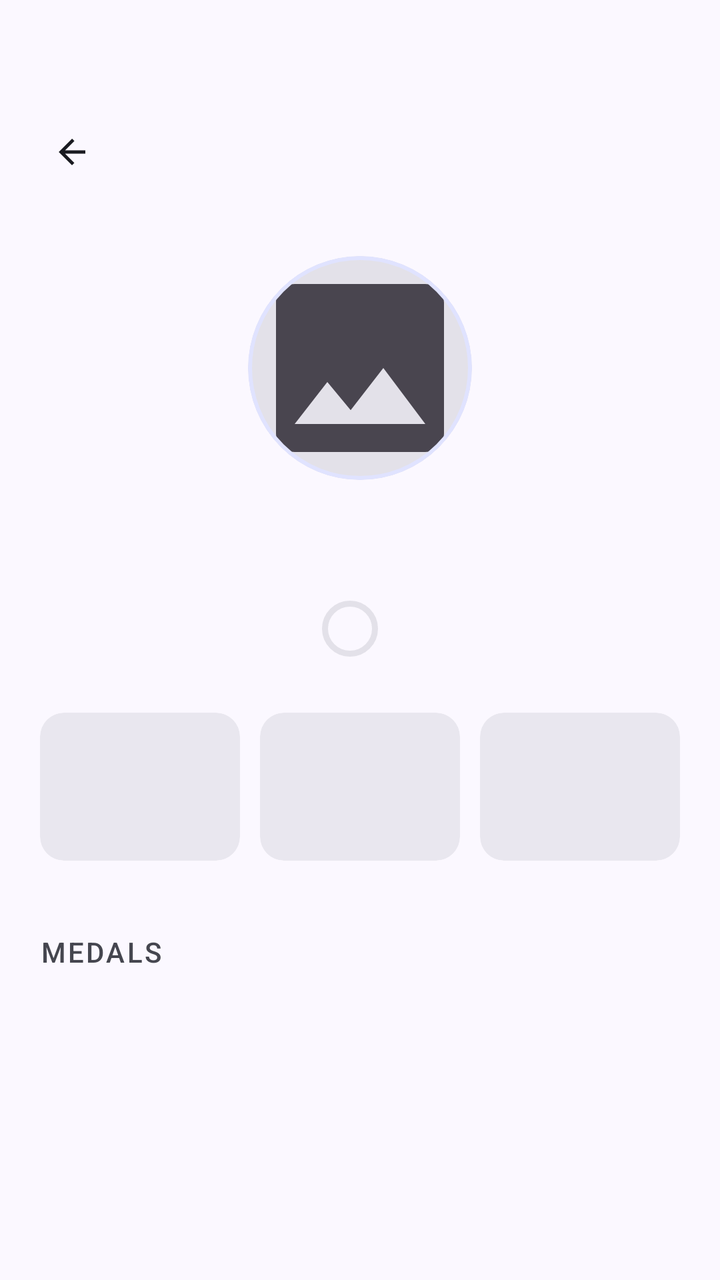
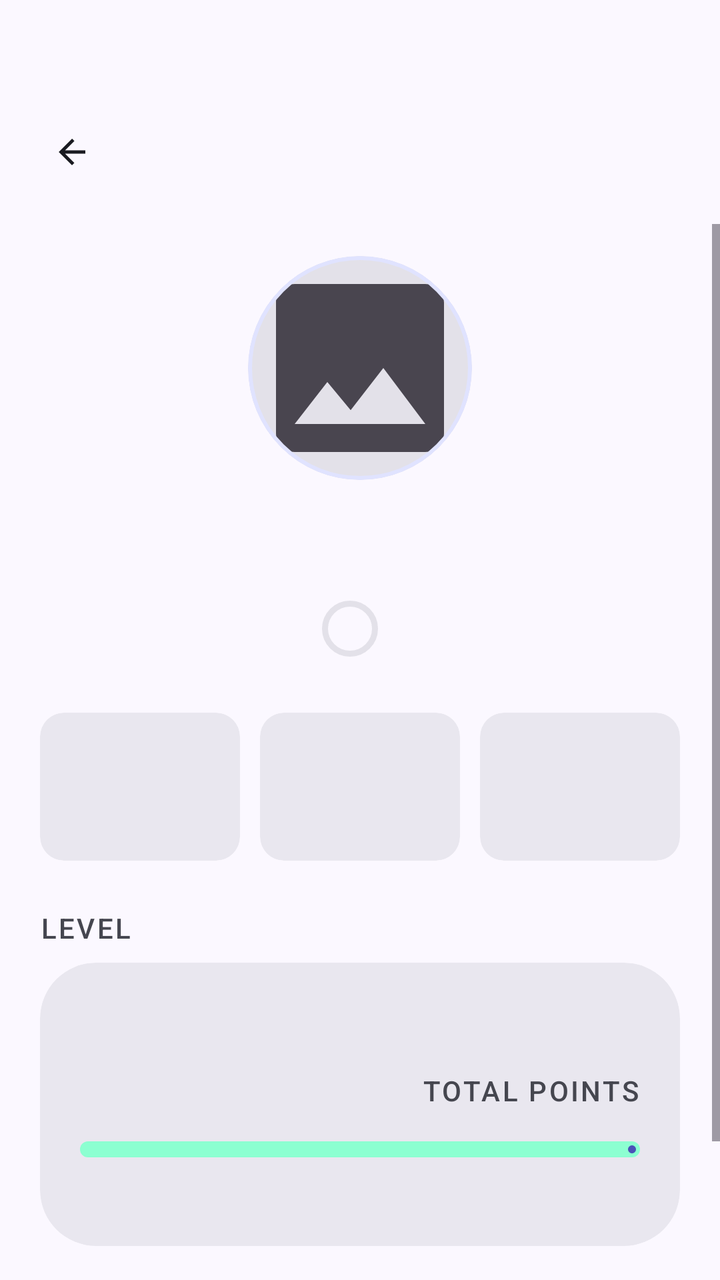

Compare the two renders of this Android layout. The source of the first and the diff that turns it into the second are given below.
<!-- AndroidManifest.xml: application theme Theme.MobileSE -->
<!-- res/layout/screen_member_profile.xml -->
<?xml version="1.0" encoding="utf-8"?>
<androidx.constraintlayout.widget.ConstraintLayout xmlns:android="http://schemas.android.com/apk/res/android"
    xmlns:app="http://schemas.android.com/apk/res-auto"
    android:layout_width="match_parent"
    android:layout_height="match_parent"
    android:background="?attr/colorSurface">

    <include
        android:id="@+id/topBar"
        layout="@layout/part_top_bar"
        app:layout_constraintTop_toTopOf="parent" />

    <ScrollView
        android:layout_width="match_parent"
        android:layout_height="0dp"
        android:fillViewport="true"
        android:clipToPadding="false"
        app:layout_constraintTop_toBottomOf="@id/topBar"
        app:layout_constraintBottom_toBottomOf="parent">

        <androidx.constraintlayout.widget.ConstraintLayout
            android:layout_width="match_parent"
            android:layout_height="wrap_content">

            <LinearLayout
                style="@style/ContentColumn"
                android:paddingBottom="32dp">

                <com.google.android.material.card.MaterialCardView
                    android:layout_width="@dimen/profile_photo_size"
                    android:layout_height="@dimen/profile_photo_size"
                    android:layout_gravity="center_horizontal"
                    android:layout_marginTop="16dp"
                    app:cardCornerRadius="@dimen/profile_photo_radius"
                    app:cardElevation="0dp"
                    app:strokeWidth="2dp"
                    app:strokeColor="?attr/colorPrimaryContainer"
                    app:cardBackgroundColor="?attr/colorSurfaceContainerHighest">

                    <ImageView
                        android:id="@+id/ivMemberPhoto"
                        android:layout_width="match_parent"
                        android:layout_height="match_parent"
                        android:scaleType="centerCrop"
                        android:contentDescription="@string/profile_desc"
                        android:src="@drawable/ic_image" />
                </com.google.android.material.card.MaterialCardView>

                <TextView
                    android:id="@+id/tvMemberName"
                    android:layout_width="match_parent"
                    android:layout_height="wrap_content"
                    android:layout_marginTop="14dp"
                    android:gravity="center"
                    android:maxLines="1"
                    android:ellipsize="end"
                    android:textAppearance="?attr/textAppearanceHeadlineSmall"
                    android:textColor="?attr/colorOnSurface" />

                
                <LinearLayout
                    android:id="@+id/llMemberSteps"
                    android:layout_width="wrap_content"
                    android:layout_height="wrap_content"
                    android:layout_gravity="center_horizontal"
                    android:layout_marginTop="10dp"
                    android:orientation="horizontal"
                    android:gravity="center_vertical">

                    <FrameLayout
                        android:layout_width="wrap_content"
                        android:layout_height="wrap_content">

                        <com.google.android.material.progressindicator.CircularProgressIndicator
                            android:id="@+id/piStepsGoal"
                            android:layout_width="wrap_content"
                            android:layout_height="wrap_content"
                            android:layout_gravity="center"
                            android:indeterminate="false"
                            android:progress="0"
                            app:indicatorColor="?attr/colorSecondary"
                            app:indicatorSize="@dimen/leaderboard_ring_size"
                            app:trackColor="?attr/colorSurfaceContainerHighest"
                            app:trackCornerRadius="2dp"
                            app:trackThickness="3dp" />

                        <ImageView
                            android:id="@+id/ivStepsGoalReached"
                            android:layout_width="13dp"
                            android:layout_height="13dp"
                            android:layout_gravity="center"
                            android:contentDescription="@null"
                            android:src="@drawable/ic_check"
                            android:visibility="gone"
                            app:tint="?attr/colorSecondary" />
                    </FrameLayout>

                    <TextView
                        android:id="@+id/tvMemberSteps"
                        android:layout_width="wrap_content"
                        android:layout_height="wrap_content"
                        android:layout_marginStart="10dp"
                        android:textAppearance="?attr/textAppearanceBodyMedium"
                        android:textColor="?attr/colorOnSurfaceVariant" />
                </LinearLayout>

                
                <LinearLayout
                    android:id="@+id/llMemberStats"
                    android:layout_width="match_parent"
                    android:layout_height="wrap_content"
                    android:layout_marginTop="24dp"
                    android:baselineAligned="false"
                    android:orientation="horizontal">

                    <include
                        android:id="@+id/statPoints"
                        layout="@layout/part_member_stat"
                        android:layout_width="0dp"
                        android:layout_height="wrap_content"
                        android:layout_weight="1" />

                    <include
                        android:id="@+id/statWorkouts"
                        layout="@layout/part_member_stat"
                        android:layout_width="0dp"
                        android:layout_height="wrap_content"
                        android:layout_weight="1"
                        android:layout_marginStart="10dp" />

                    <include
                        android:id="@+id/statMedals"
                        layout="@layout/part_member_stat"
                        android:layout_width="0dp"
                        android:layout_height="wrap_content"
                        android:layout_weight="1"
                        android:layout_marginStart="10dp" />
                </LinearLayout>


                
                <com.google.android.material.button.MaterialButton
                    android:id="@+id/btnFollow"
                    style="@style/Widget.CrewFit.Button.Outlined"
                    android:layout_width="match_parent"
                    android:layout_height="wrap_content"
                    android:layout_marginTop="18dp"
                    android:visibility="gone" />

                
                <TextView
                    android:id="@+id/tvMemberCrewsLabel"
                    style="@style/TextAppearance.CrewFit.SectionLabel"
                    android:layout_width="wrap_content"
                    android:layout_height="wrap_content"
                    android:layout_marginTop="28dp"
                    android:text="@string/member_crews_label"
                    android:visibility="gone" />

                <LinearLayout
                    android:id="@+id/llMemberCrews"
                    android:layout_width="match_parent"
                    android:layout_height="wrap_content"
                    android:layout_marginTop="8dp"
                    android:orientation="vertical" />

                <TextView
                    android:id="@+id/tvMemberMedalsLabel"
                    style="@style/TextAppearance.CrewFit.SectionLabel"
                    android:layout_width="wrap_content"
                    android:layout_height="wrap_content"
                    android:layout_marginTop="28dp"
                    android:text="@string/medals_label" />

                <GridLayout
                    android:id="@+id/glMedals"
                    android:layout_width="match_parent"
                    android:layout_height="wrap_content"
                    android:layout_marginTop="10dp"
                    android:columnCount="@integer/medal_columns" />

            </LinearLayout>
        </androidx.constraintlayout.widget.ConstraintLayout>
    </ScrollView>

</androidx.constraintlayout.widget.ConstraintLayout>
<!-- res/layout/part_top_bar.xml (included above) -->
<?xml version="1.0" encoding="utf-8"?>
<androidx.constraintlayout.widget.ConstraintLayout xmlns:android="http://schemas.android.com/apk/res/android"
    xmlns:app="http://schemas.android.com/apk/res-auto"
    android:layout_width="match_parent"
    android:layout_height="wrap_content"
    android:paddingTop="@dimen/top_bar_padding_top"
    android:paddingBottom="12dp">

    <com.google.android.material.button.MaterialButton
        android:id="@+id/btnTopBarBack"
        style="@style/Widget.Material3.Button.IconButton"
        android:layout_width="48dp"
        android:layout_height="48dp"
        android:layout_marginStart="12dp"
        android:contentDescription="@string/back_desc"
        app:icon="@drawable/ic_arrow_back"
        app:iconTint="?attr/colorOnSurface"
        app:layout_constraintStart_toStartOf="parent"
        app:layout_constraintTop_toTopOf="parent" />

    
    <com.google.android.material.button.MaterialButton
        android:id="@+id/btnTopBarAction"
        style="@style/Widget.Material3.Button.IconButton"
        android:layout_width="48dp"
        android:layout_height="48dp"
        android:layout_marginEnd="12dp"
        android:visibility="gone"
        app:iconTint="?attr/colorOnSurface"
        app:layout_constraintTop_toTopOf="@id/btnTopBarBack"
        app:layout_constraintBottom_toBottomOf="@id/btnTopBarBack"
        app:layout_constraintEnd_toEndOf="parent" />

    <TextView
        android:id="@+id/tvTopBarTitle"
        android:layout_width="0dp"
        android:layout_height="wrap_content"
        android:layout_marginStart="8dp"
        android:layout_marginEnd="8dp"
        android:maxLines="1"
        android:ellipsize="end"
        android:textAppearance="?attr/textAppearanceHeadlineSmall"
        android:textColor="?attr/colorOnSurface"
        app:layout_constraintBottom_toBottomOf="@id/btnTopBarBack"
        app:layout_constraintEnd_toStartOf="@id/btnTopBarAction"
        app:layout_constraintStart_toEndOf="@id/btnTopBarBack"
        app:layout_constraintTop_toTopOf="@id/btnTopBarBack" />
</androidx.constraintlayout.widget.ConstraintLayout>
<!-- res/layout/part_member_stat.xml (included above) -->
<?xml version="1.0" encoding="utf-8"?>
<com.google.android.material.card.MaterialCardView xmlns:android="http://schemas.android.com/apk/res/android"
    xmlns:app="http://schemas.android.com/apk/res-auto"
    style="@style/Widget.CrewFit.Card"
    android:layout_width="match_parent"
    android:layout_height="wrap_content"
    app:cardBackgroundColor="?attr/colorSurfaceContainerHigh"
    app:shapeAppearance="@style/ShapeAppearance.CrewFit.Small">

    <LinearLayout
        android:layout_width="match_parent"
        android:layout_height="wrap_content"
        android:orientation="vertical"
        android:gravity="center"
        android:paddingTop="14dp"
        android:paddingBottom="14dp">

        <TextView
            android:id="@+id/tvStatValue"
            android:layout_width="wrap_content"
            android:layout_height="wrap_content"
            android:maxLines="1"
            android:textAppearance="?attr/textAppearanceTitleLarge"
            android:textColor="?attr/colorSecondary" />

        <TextView
            android:id="@+id/tvStatLabel"
            android:layout_width="wrap_content"
            android:layout_height="wrap_content"
            android:layout_marginTop="2dp"
            android:maxLines="1"
            android:textAppearance="?attr/textAppearanceLabelSmall"
            android:textColor="?attr/colorOnSurfaceVariant" />

    </LinearLayout>
</com.google.android.material.card.MaterialCardView>
<!-- resources referenced by this layout -->
<resources>
  <dimen name="leaderboard_ring_size">28dp</dimen>
  <dimen name="profile_photo_radius">56dp</dimen>
  <dimen name="profile_photo_size">112dp</dimen>
  <dimen name="top_bar_padding_top">52dp</dimen>
  <integer name="medal_columns">4</integer>
  <string name="back_desc">Back</string>
  <string name="medals_label">MEDALS</string>
  <string name="member_crews_label">CREWS</string>
  <string name="profile_desc">Profile</string>
  <style name="ShapeAppearance.CrewFit.Small" parent="ShapeAppearance.Material3.Corner.Small">
          <item name="cornerSize">12dp</item>
      </style>
  <style name="Widget.CrewFit.Button.Outlined" parent="Widget.Material3.Button.OutlinedButton">
          <item name="android:minHeight">56dp</item>
          <item name="cornerRadius">16dp</item>
      </style>
  <style name="Theme.MobileSE" parent="Base.Theme.MobileSE" />
  <dimen name="screen_padding_horizontal">20dp</dimen>
  <dimen name="content_max_width">2000dp</dimen>
  <color name="md_on_surface_variant">#45464F</color>
  <color name="md_surface_container">#EFEDF4</color>
  <style name="ShapeAppearance.CrewFit.Medium" parent="ShapeAppearance.Material3.Corner.Medium">
          <item name="cornerSize">20dp</item>
      </style>
  <color name="md_primary">#4A51B8</color>
  <color name="md_on_primary">#FFFFFF</color>
  <color name="md_primary_container">#E0E3FF</color>
  <color name="md_on_primary_container">#050B63</color>
  <color name="md_secondary">#00795A</color>
  <color name="md_on_secondary">#FFFFFF</color>
  <color name="md_secondary_container">#8CFFD1</color>
  <color name="md_on_secondary_container">#002018</color>
  <color name="md_tertiary">#8C5000</color>
  <color name="md_on_tertiary">#FFFFFF</color>
  <color name="md_tertiary_container">#FFDCC2</color>
  <color name="md_on_tertiary_container">#2E1500</color>
  <color name="md_error">#BA1A1A</color>
  <color name="md_on_error">#FFFFFF</color>
  <color name="md_error_container">#FFDAD6</color>
  <color name="md_on_error_container">#410002</color>
  <color name="md_surface">#FBF8FF</color>
  <color name="md_on_surface">#1A1B21</color>
  <color name="md_surface_variant">#E2E1EC</color>
  <color name="md_surface_container_lowest">#FFFFFF</color>
  <color name="md_surface_container_low">#F5F2FA</color>
  <color name="md_surface_container_high">#E9E7EF</color>
  <color name="md_surface_container_highest">#E3E1E9</color>
  <color name="md_outline">#767680</color>
  <color name="md_outline_variant">#C7C5D0</color>
  <color name="md_inverse_surface">#2F3036</color>
  <color name="md_inverse_on_surface">#F2F0F7</color>
  <style name="ShapeAppearance.CrewFit.Large" parent="ShapeAppearance.Material3.Corner.Large">
          <item name="cornerSize">28dp</item>
      </style>
  <style name="Widget.CrewFit.BottomNav.Indicator" parent="Widget.Material3.BottomNavigationView.ActiveIndicator">
          <item name="android:color">@android:color/transparent</item>
      </style>
  <style name="MaterialAlertDialog.CrewFit" parent="MaterialAlertDialog.Material3">
          <item name="shapeAppearance">@style/ShapeAppearance.CrewFit.Large</item>
          <item name="backgroundTint">@color/md_surface_container_high</item>
      </style>
  <style name="MaterialAlertDialog.CrewFit.Title" parent="MaterialAlertDialog.Material3.Title.Text">
          <item name="android:textAppearance">?attr/textAppearanceHeadlineSmall</item>
          <item name="android:textColor">@color/md_on_surface</item>
      </style>
  <style name="Widget.CrewFit.Dialog.Button" parent="Widget.Material3.Button.TextButton.Dialog">
          <item name="android:textColor">@color/md_primary</item>
          <item name="android:textAppearance">?attr/textAppearanceLabelLarge</item>
      </style>
  <!-- unchanged entries left out for length: 12 -->
</resources>

<!-- the commit's change to res/layout/screen_member_profile.xml (unified diff, before → after) -->
@@ -146,6 +146,21 @@
                     android:layout_height="wrap_content"
                     android:layout_marginTop="18dp"
                     android:visibility="gone" />
+
+                
+                <TextView
+                    style="@style/TextAppearance.CrewFit.SectionLabel"
+                    android:layout_width="wrap_content"
+                    android:layout_height="wrap_content"
+                    android:layout_marginTop="24dp"
+                    android:layout_marginBottom="8dp"
+                    android:text="@string/level_label" />
+
+                <include
+                    android:id="@+id/levelCard"
+                    layout="@layout/part_level_card"
+                    android:layout_width="match_parent"
+                    android:layout_height="wrap_content" />
 
                 
                 <TextView
@@ -270,3 +285,91 @@
 
     </LinearLayout>
 </com.google.android.material.card.MaterialCardView>
+<!-- res/layout/part_level_card.xml (included above) -->
+<?xml version="1.0" encoding="utf-8"?>
+<com.google.android.material.card.MaterialCardView
+    xmlns:android="http://schemas.android.com/apk/res/android"
+    xmlns:app="http://schemas.android.com/apk/res-auto"
+    style="@style/Widget.CrewFit.Card"
+    android:layout_width="match_parent"
+    android:layout_height="wrap_content"
+    app:cardBackgroundColor="?attr/colorSurfaceContainerHigh"
+    app:shapeAppearance="@style/ShapeAppearance.CrewFit.Large">
+
+    <LinearLayout
+        android:layout_width="match_parent"
+        android:layout_height="wrap_content"
+        android:orientation="vertical"
+        android:padding="@dimen/card_padding">
+
+        <LinearLayout
+            android:layout_width="match_parent"
+            android:layout_height="wrap_content"
+            android:orientation="horizontal"
+            android:baselineAligned="false"
+            android:gravity="center_vertical">
+
+            <LinearLayout
+                android:layout_width="0dp"
+                android:layout_height="wrap_content"
+                android:layout_weight="1"
+                android:orientation="vertical">
+
+                <TextView
+                    android:id="@+id/tvLevelValue"
+                    android:layout_width="wrap_content"
+                    android:layout_height="wrap_content"
+                    android:textAppearance="?attr/textAppearanceHeadlineMedium"
+                    android:textColor="?attr/colorOnSurface" />
+
+                
+                <TextView
+                    android:id="@+id/tvPrestigeValue"
+                    android:layout_width="wrap_content"
+                    android:layout_height="wrap_content"
+                    android:layout_marginTop="2dp"
+                    android:visibility="gone"
+                    android:textAppearance="?attr/textAppearanceLabelLarge"
+                    android:textColor="?attr/colorPrimary" />
+            </LinearLayout>
+
+            <LinearLayout
+                android:layout_width="wrap_content"
+                android:layout_height="wrap_content"
+                android:orientation="vertical"
+                android:gravity="end">
+
+                <TextView
+                    android:id="@+id/tvTotalPointsValue"
+                    android:layout_width="wrap_content"
+                    android:layout_height="wrap_content"
+                    android:textAppearance="?attr/textAppearanceHeadlineSmall"
+                    android:textColor="?attr/colorPrimary" />
+
+                <TextView
+                    style="@style/TextAppearance.CrewFit.SectionLabel"
+                    android:layout_width="wrap_content"
+                    android:layout_height="wrap_content"
+                    android:layout_marginTop="2dp"
+                    android:text="@string/level_total_points_label" />
+            </LinearLayout>
+        </LinearLayout>
+
+        <com.google.android.material.progressindicator.LinearProgressIndicator
+            android:id="@+id/piLevel"
+            android:layout_width="match_parent"
+            android:layout_height="wrap_content"
+            android:layout_marginTop="16dp"
+            app:trackCornerRadius="4dp"
+            app:trackThickness="8dp" />
+
+        
+        <TextView
+            android:id="@+id/tvLevelProgress"
+            android:layout_width="match_parent"
+            android:layout_height="wrap_content"
+            android:layout_marginTop="8dp"
+            android:textAppearance="?attr/textAppearanceBodySmall"
+            android:textColor="?attr/colorOnSurfaceVariant" />
+    </LinearLayout>
+</com.google.android.material.card.MaterialCardView>
<!-- resource entries referenced after the edit -->
@@ -1,11 +1,14 @@
 <!-- resources referenced by this layout -->
 <resources>
+  <dimen name="card_padding">20dp</dimen>
   <dimen name="leaderboard_ring_size">28dp</dimen>
   <dimen name="profile_photo_radius">56dp</dimen>
   <dimen name="profile_photo_size">112dp</dimen>
   <dimen name="top_bar_padding_top">52dp</dimen>
   <integer name="medal_columns">4</integer>
   <string name="back_desc">Back</string>
+  <string name="level_label">LEVEL</string>
+  <string name="level_total_points_label">TOTAL POINTS</string>
   <string name="medals_label">MEDALS</string>
   <string name="member_crews_label">CREWS</string>
   <string name="profile_desc">Profile</string>
